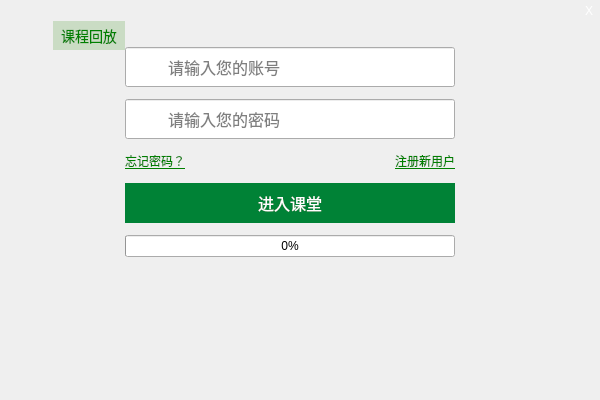
The window that QtClassClient/BeforeClass/logindialog.ui (ideallx/serveree) describes before a commit, drawn with Qt 5.
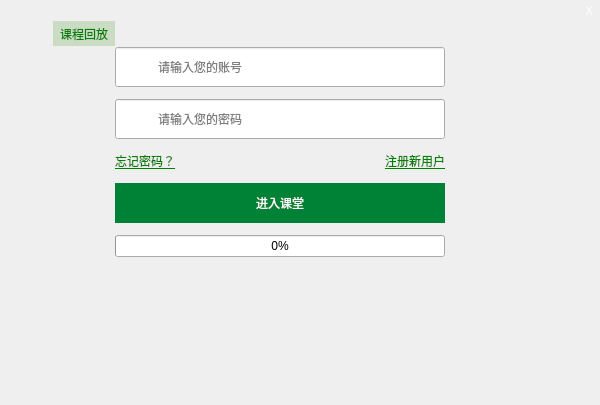
The same window after the commit. Icons and pictures are not drawn.

```diff
--- a/QtClassClient/BeforeClass/logindialog.ui
+++ b/QtClassClient/BeforeClass/logindialog.ui
@@ -7,7 +7,7 @@
     <x>0</x>
     <y>0</y>
     <width>600</width>
-    <height>400</height>
+    <height>405</height>
    </rect>
   </property>
   <property name="sizePolicy">
@@ -32,7 +32,7 @@
 QToolButton#tbEnterClass {
 	background-color: rgb(0, 130, 54);
 	color: white;
-	font: 16px;
+	font: 16px &quot;微软雅黑&quot;;;
 }
 
 QToolButton#tbEnterClass:!enabled {
@@ -41,7 +41,7 @@
 QToolButton#tbReplay {
 	background-color: rgb(202, 220, 196);
 	color: green;
-	font: 14px;
+	font: 14px &quot;微软雅黑&quot;;;
 }
 
 QToolButton#tbExit {
@@ -54,7 +54,7 @@
 }
 
 QLineEdit {
-	font: 16px;
+	font: 16px &quot;微软雅黑&quot;;;
 	padding-left: 40px;
 }
 
```
Left out of the diff: 3 changed lines with no effect on the pictures.
